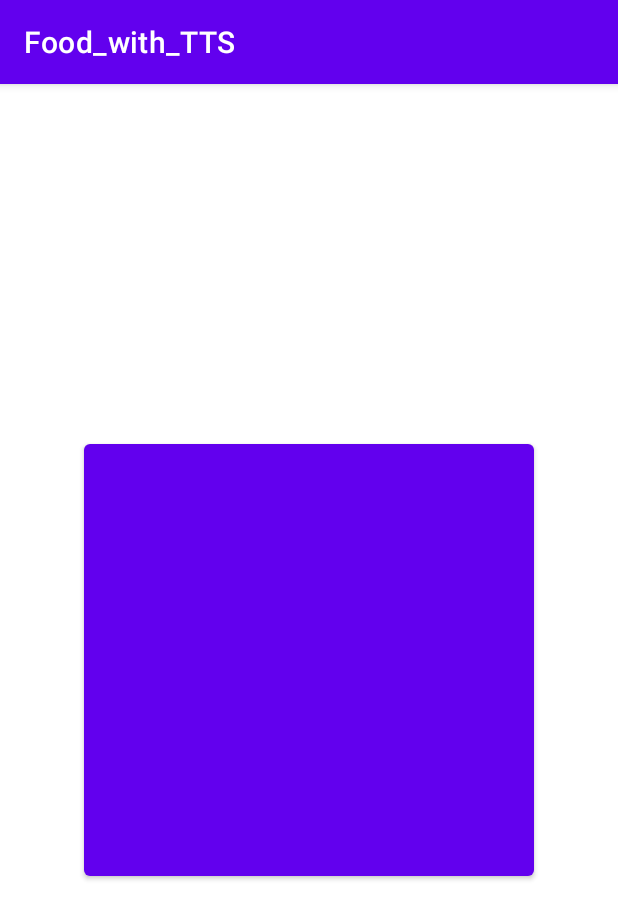
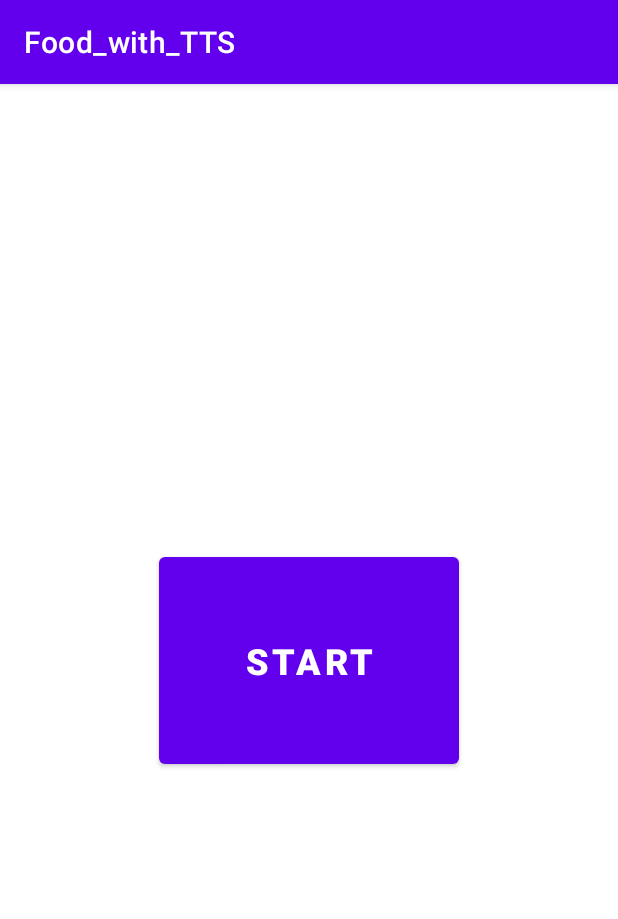
Before and after one commit to kimjw2003/Food_with_TTS, an Android app: the screen it shows after launch (StartActivity), on a phone screen of 412 x 824 dp. Shown: the top 919 px of the screen. Run offline under Robolectric (Android 15) with nearby library versions, the phone set to English and light mode, and no system bars.

Commit message:
[UPDATE] Start UI

```diff
--- a/app/src/main/res/layout/activity_start.xml
+++ b/app/src/main/res/layout/activity_start.xml
@@ -9,8 +9,11 @@
 
     <Button
         android:id="@+id/startBtn"
-        android:layout_width="300dp"
-        android:layout_height="300dp"
+        android:layout_width="200dp"
+        android:layout_height="150dp"
+        android:text="Start"
+        android:textSize="24sp"
+        android:textStyle="bold"
         app:layout_constraintBottom_toBottomOf="parent"
         app:layout_constraintEnd_toEndOf="parent"
         app:layout_constraintStart_toStartOf="parent"
```
